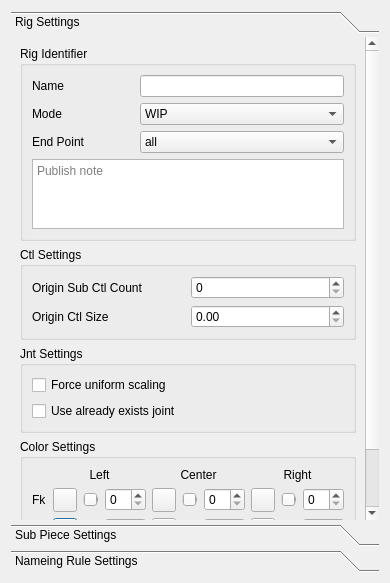
This is scripts/domino_edition/box/assembly_01/settings_ui.ui in chowooseoung/domino as Qt 5 draws it before an edit. The edited form follows.
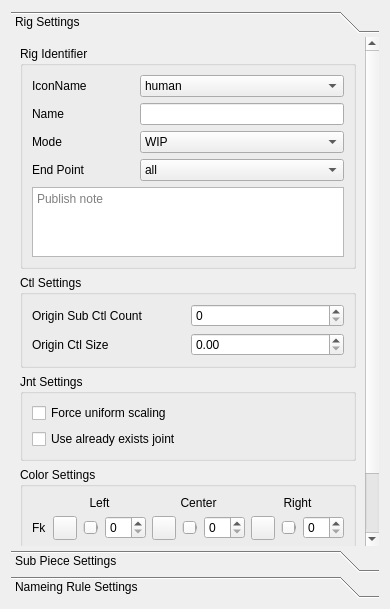
This is the edited form.

Commit message: LICENSE, icon UPDATE

The edit to the form file:
```diff
--- a/scripts/domino_edition/box/assembly_01/settings_ui.ui
+++ b/scripts/domino_edition/box/assembly_01/settings_ui.ui
@@ -7,7 +7,7 @@
     <x>0</x>
     <y>0</y>
     <width>390</width>
-    <height>583</height>
+    <height>609</height>
    </rect>
   </property>
   <property name="windowTitle">
@@ -46,7 +46,7 @@
         <x>0</x>
         <y>0</y>
         <width>372</width>
-        <height>493</height>
+        <height>519</height>
        </rect>
       </property>
       <attribute name="label">
@@ -59,7 +59,14 @@
           <string>Rig Identifier</string>
          </property>
          <layout class="QGridLayout" name="gridLayout_3">
-          <item row="2" column="1" colspan="2">
+          <item row="2" column="0">
+           <widget class="QLabel" name="label_2">
+            <property name="text">
+             <string>Mode</string>
+            </property>
+           </widget>
+          </item>
+          <item row="3" column="1" colspan="2">
            <widget class="QComboBox" name="end_point_comboBox">
             <item>
              <property name="text">
@@ -94,13 +101,30 @@
            </widget>
           </item>
           <item row="1" column="0">
-           <widget class="QLabel" name="label_2">
+           <widget class="QLabel" name="label">
             <property name="text">
-             <string>Mode</string>
+             <string>Name</string>
+            </property>
+           </widget>
+          </item>
+          <item row="3" column="0">
+           <widget class="QLabel" name="label_12">
+            <property name="text">
+             <string>End Point</string>
+            </property>
+           </widget>
+          </item>
+          <item row="4" column="0" colspan="3">
+           <widget class="QTextEdit" name="notes_textEdit">
+            <property name="placeholderText">
+             <string>Publish note</string>
             </property>
            </widget>
           </item>
           <item row="1" column="1" colspan="2">
+           <widget class="QLineEdit" name="rig_name_lineEdit"/>
+          </item>
+          <item row="2" column="1" colspan="2">
            <widget class="QComboBox" name="mode_comboBox">
             <property name="currentIndex">
              <number>1</number>
@@ -122,28 +146,20 @@
             </item>
            </widget>
           </item>
-          <item row="2" column="0">
-           <widget class="QLabel" name="label_12">
-            <property name="text">
-             <string>End Point</string>
-            </property>
-           </widget>
-          </item>
-          <item row="0" column="1" colspan="2">
-           <widget class="QLineEdit" name="rig_name_lineEdit"/>
-          </item>
           <item row="0" column="0">
-           <widget class="QLabel" name="label">
+           <widget class="QLabel" name="label_3">
             <property name="text">
-             <string>Name</string>
+             <string>IconName</string>
             </property>
            </widget>
           </item>
-          <item row="3" column="0" colspan="3">
-           <widget class="QTextEdit" name="notes_textEdit">
-            <property name="placeholderText">
-             <string>Publish note</string>
-            </property>
+          <item row="0" column="1" colspan="2">
+           <widget class="QComboBox" name="icon_name_comboBox">
+            <item>
+             <property name="text">
+              <string>human</string>
+             </property>
+            </item>
            </widget>
           </item>
          </layout>
```
The commit also changes 8 other files.
